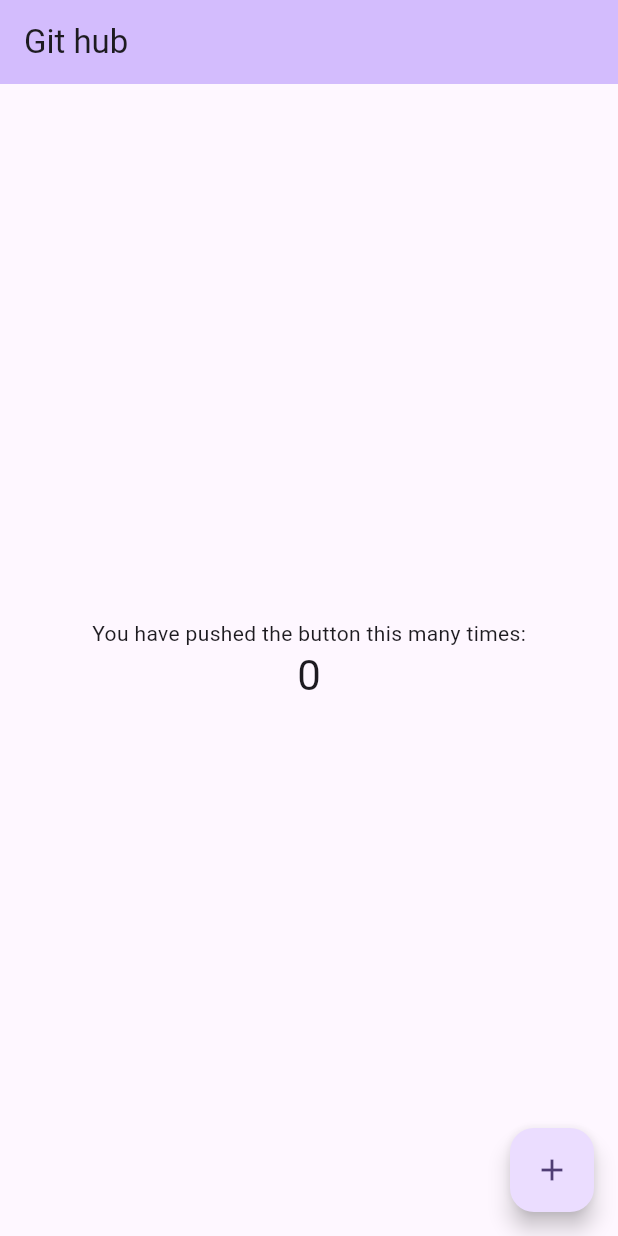
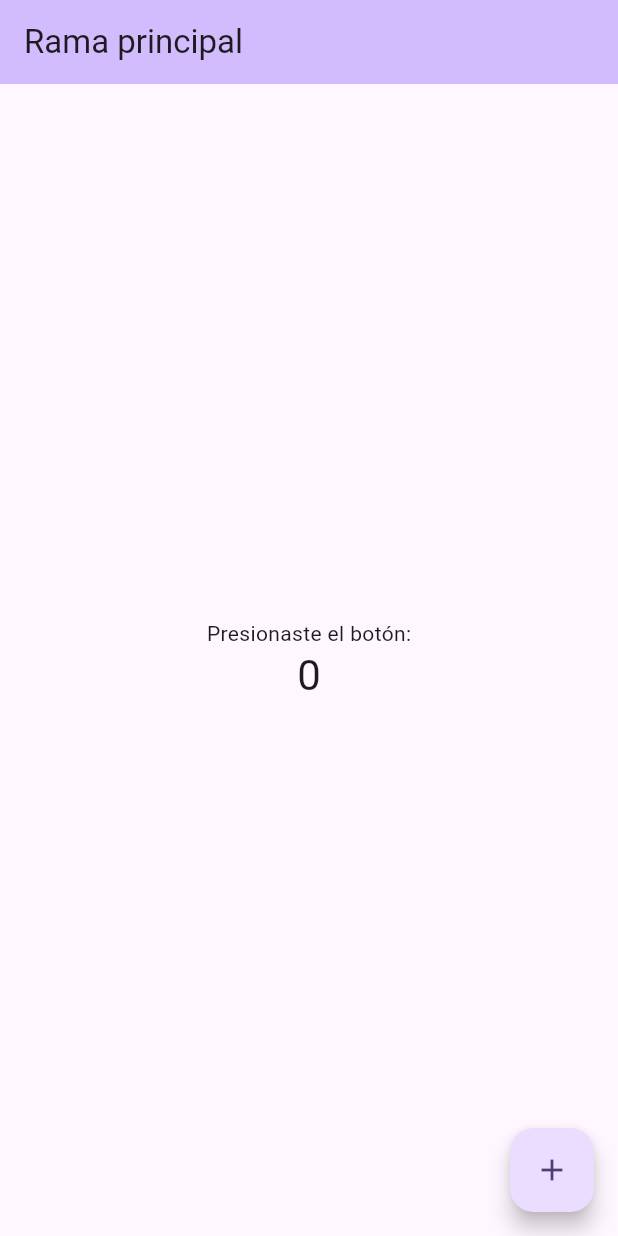
Before and after one commit to marianavargas2002/git, a Flutter app: the screen it shows after launch, on a phone screen of 412 x 824 dp. Run offline on Flutter 3.47's test engine with Material 3 defaults, Android fonts, the phone set to English and light mode, and no system bars.

Commit message:
se modifico el nombre del appBar

```diff
--- a/lib/main.dart
+++ b/lib/main.dart
@@ -11,12 +11,13 @@ class MyApp extends StatelessWidget {
   @override
   Widget build(BuildContext context) {
     return MaterialApp(
+      debugShowCheckedModeBanner: false,
       title: 'Curso git',
       theme: ThemeData(
         colorScheme: ColorScheme.fromSeed(seedColor: Colors.deepPurple),
         useMaterial3: true,
       ),
-      home: const MyHomePage(title: 'Git hub'),
+      home: const MyHomePage(title: 'Rama principal'),
     );
   }
 }
@@ -51,7 +52,7 @@ class _MyHomePageState extends State<MyHomePage> {
           mainAxisAlignment: MainAxisAlignment.center,
           children: <Widget>[
             const Text(
-              'You have pushed the button this many times:',
+              'Presionaste el botón:',
             ),
             Text(
               '$_counter',
```
